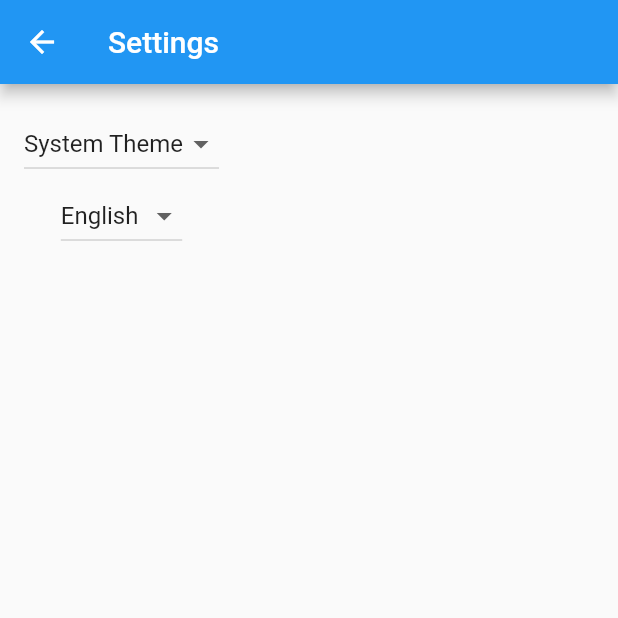
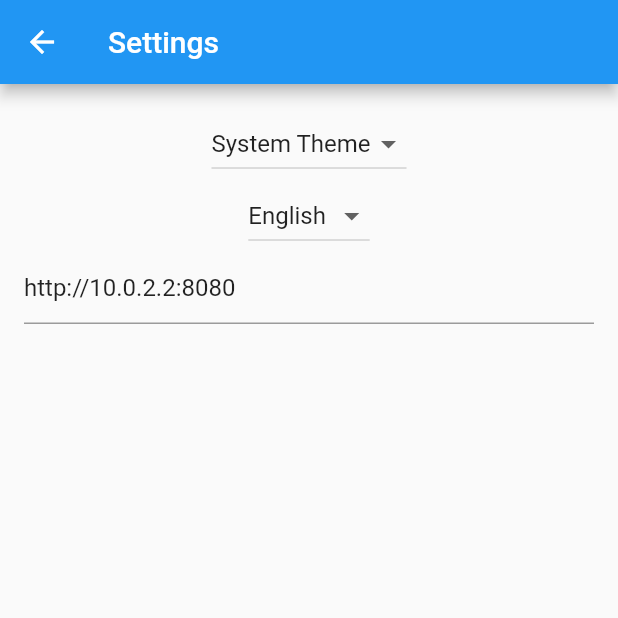
Before and after one commit to nck974/diogenes-app, a Flutter app: the screen it shows after launch, after a tap on the "settings" icon, on a phone screen of 412 x 824 dp, the top half of it. Run offline on Flutter 3.47's test engine with Material 2 defaults, Android fonts, the phone set to English and light mode, and no system bars; our stand-ins replace logger, pull_to_refresh, shared_preferences; generated files the repository leaves out were written again; network calls fail.

Commit message:
[FEATURE] #2 Make the backend server url configurable

```diff
--- a/lib/l10n/app_en.arb
+++ b/lib/l10n/app_en.arb
@@ -43,6 +43,10 @@
   "settingsTitleThemeOptionDark": "Dark Theme",
 
   "settingsLanguageOptionEnglish": "English",
-  "settingsLanguageOptionSpanish": "Spanish"
+  "settingsLanguageOptionSpanish": "Spanish",
+
+  "settingsBackendUrl": "Server URL",
+  "settingsValidationNoUrl": "Enter a URL",
+  "settingsValidationInvalidPath": "Enter a valid URL"
 
 }
--- a/lib/l10n/app_es.arb
+++ b/lib/l10n/app_es.arb
@@ -43,6 +43,10 @@
   "settingsTitleThemeOptionDark": "Modo oscuro",
 
   "settingsLanguageOptionEnglish": "Inglés",
-  "settingsLanguageOptionSpanish": "Español"
+  "settingsLanguageOptionSpanish": "Español",
+
+  "settingsBackendUrl": "URL del servidor",
+  "settingsValidationNoUrl": "Introduce una URL",
+  "settingsValidationInvalidPath": "Introduce una URL válida"
 
 }
--- a/lib/src/app.dart
+++ b/lib/src/app.dart
@@ -59,7 +59,9 @@
       builder: (BuildContext context, Widget? child) {
         return MultiProvider(
           providers: [
-            ChangeNotifierProvider(create: (_) => InventoryProvider()),
+            ChangeNotifierProvider(
+                create: (_) => InventoryProvider(
+                    backendUrl: settingsController.backendUrl)),
           ],
           child: MaterialApp(
             // Providers
--- a/lib/src/core/settings/settings_screen.dart
+++ b/lib/src/core/settings/settings_screen.dart
@@ -1,14 +1,16 @@
 import 'package:flutter/material.dart';
 
 import 'package:flutter_gen/gen_l10n/app_localizations.dart';
+import 'package:provider/provider.dart';
 
 import 'package:diogenes/src/providers/settings_provider.dart';
+import 'package:diogenes/src/providers/inventory_provider.dart';
 
 /// Displays the various settings that can be customized by the user.
 ///
 /// When a user changes a setting, the SettingsController is updated and
 /// Widgets that listen to the SettingsController are rebuilt.
-class SettingsView extends StatelessWidget {
+class SettingsView extends StatefulWidget {
   const SettingsView({super.key, required this.controller});
 
   static const routeName = '/settings';
@@ -16,26 +18,20 @@
   final SettingsController controller;
 
   @override
-  Widget build(BuildContext context) {
-    AppLocalizations translations = AppLocalizations.of(context)!;
-    return Scaffold(
-      appBar: AppBar(
-        title: Text(translations.settingsTitle),
-      ),
-      body: Padding(
-        padding: const EdgeInsets.all(16),
-        // Glue the SettingsController to the theme selection DropdownButton.
-        //
-        // When a user selects a theme from the dropdown list, the
-        // SettingsController is updated, which rebuilds the MaterialApp.
-        child: Column(
-          children: [
-            _displayThemeSettings(translations),
-            _displayLocaleSettings(translations),
-          ],
-        ),
-      ),
-    );
+  State<SettingsView> createState() => _SettingsViewState();
+}
+
+class _SettingsViewState extends State<SettingsView> {
+  final _formKey = GlobalKey<FormState>();
+
+  bool _displaySaveButton = false;
+  String? _currentBackendUrl;
+  final TextEditingController _backendUrlController = TextEditingController();
+
+  @override
+  void initState() {
+    super.initState();
+    _backendUrlController.text = widget.controller.backendUrl;
   }
 
   /// Select box that selects the language
@@ -43,9 +39,9 @@
       AppLocalizations translations) {
     return DropdownButton<ThemeMode>(
       // Read the selected themeMode from the controller
-      value: controller.themeMode,
+      value: widget.controller.themeMode,
       // Call the updateThemeMode method any time the user selects a theme.
-      onChanged: controller.updateThemeMode,
+      onChanged: widget.controller.updateThemeMode,
       items: [
         DropdownMenuItem(
           value: ThemeMode.system,
@@ -67,9 +63,9 @@
   DropdownButton<Locale> _displayLocaleSettings(AppLocalizations translations) {
     return DropdownButton<Locale>(
       // Read the selected themeMode from the controller
-      value: controller.locale,
+      value: widget.controller.locale,
       // Call the updateThemeMode method any time the user selects a theme.
-      onChanged: controller.updateLocale,
+      onChanged: widget.controller.updateLocale,
       items: [
         DropdownMenuItem(
           value: const Locale.fromSubtags(languageCode: 'en'),
@@ -82,4 +78,91 @@
       ],
     );
   }
+
+  /// If the backend URL is different than the settings value already stored
+  /// a button to save the new setting will be displayed
+  void _onBackendUrlChange(String value) {
+    if (value.isEmpty || value == _currentBackendUrl) {
+      if (_displaySaveButton != false) {
+        setState(() {
+          _displaySaveButton = false;
+        });
+      }
+    } else {
+      if (_displaySaveButton != true) {
+        setState(() {
+          _displaySaveButton = true;
+        });
+      }
+    }
+  }
+
+  /// Show the text to configure the backend server. If it is changed a button
+  /// to save will be displayed
+  Widget _displayServerUrl(AppLocalizations translations) {
+    return TextFormField(
+      controller: _backendUrlController,
+      decoration: InputDecoration(
+        hintText: translations.settingsBackendUrl,
+      ),
+      onChanged: _onBackendUrlChange,
+      validator: (value) {
+        if (value == null) {
+          return translations.settingsValidationNoUrl;
+        }
+        return Uri.tryParse(value)!.isAbsolute
+            ? null
+            : translations.settingsValidationInvalidPath;
+      },
+    );
+  }
+
+  /// Save the changed settings
+  void _onSaveSettings() {
+    if (_formKey.currentState != null && _formKey.currentState!.validate()) {
+      // Backend url
+      final newBackendUrl = _backendUrlController.text;
+      widget.controller.updateBackendUrl(newBackendUrl);
+      setState(() {
+        _currentBackendUrl = newBackendUrl;
+        _displaySaveButton = false;
+        // Update provider for current run
+        Provider.of<InventoryProvider>(context, listen: false).backendUrl =
+            newBackendUrl;
+      });
+    }
+  }
+
+  @override
+  Widget build(BuildContext context) {
+    AppLocalizations translations = AppLocalizations.of(context)!;
+    return Scaffold(
+      appBar: AppBar(
+        title: Text(translations.settingsTitle),
+      ),
+      body: Padding(
+        padding: const EdgeInsets.all(16),
+        // Glue the SettingsController to the theme selection DropdownButton.
+        //
+        // When a user selects a theme from the dropdown list, the
+        // SettingsController is updated, which rebuilds the MaterialApp.
+        child: Column(
+          children: [
+            _displayThemeSettings(translations),
+            _displayLocaleSettings(translations),
+            Form(
+              key: _formKey,
+              child: _displayServerUrl(translations),
+            )
+          ],
+        ),
+      ),
+      floatingActionButton: _displaySaveButton
+          ? FloatingActionButton(
+              onPressed: _onSaveSettings,
+              child: const Icon(Icons.save),
+            )
+          : null,
+    );
+  }
 }
--- a/lib/src/providers/inventory_provider.dart
+++ b/lib/src/providers/inventory_provider.dart
@@ -5,6 +5,7 @@
 import 'package:diogenes/src/services/inventory_service.dart';
 
 class InventoryProvider extends ChangeNotifier {
+  String _backendUrl;
   final List<Item> _items = [];
   final int _pageSize = 20;
   int _pageNumber = 0;
@@ -12,9 +13,16 @@
   bool _isLoading = false;
   String? _errorMessage;
 
+  InventoryProvider({required backendUrl}) : _backendUrl = backendUrl;
+
   List<Item> get items => List.unmodifiable(_items);
   bool get isLoading => _isLoading;
   String? get errorMessage => _errorMessage;
+
+  /// Update
+  set backendUrl(String backendUrl) {
+    _backendUrl = backendUrl;
+  }
 
   /// Notify listeners that the request is loading
   void _startLoading() {
@@ -52,7 +60,7 @@
     // Fetch
     _startLoading();
     try {
-      final response = await ItemService()
+      final response = await ItemService(backendUrl: _backendUrl)
           .fetchAllItems(offset: _pageNumber, pageSize: _pageSize);
       _lastPage = response.lastPage;
       final items = response.items.map((e) => Item.fromJson(e)).toList();
@@ -74,7 +82,7 @@
   /// pagination
   Future<void> deleteItem(Item item) async {
     _startLoading();
-    await ItemService().deleteItem(item.id);
+    await ItemService(backendUrl: _backendUrl).deleteItem(item.id);
     await fetchAllItems(true);
     notifyListeners();
   }
@@ -83,7 +91,7 @@
   /// pagination
   Future<void> addItem(Item item) async {
     _startLoading();
-    await ItemService().addItem(item);
+    await ItemService(backendUrl: _backendUrl).addItem(item);
     await fetchAllItems(true);
     notifyListeners();
   }
@@ -92,7 +100,7 @@
   /// pagination
   Future<void> editItem(Item item) async {
     _startLoading();
-    await ItemService().editItem(item);
+    await ItemService(backendUrl: _backendUrl).editItem(item);
     await fetchAllItems(true);
     notifyListeners();
   }
--- a/lib/src/providers/settings_provider.dart
+++ b/lib/src/providers/settings_provider.dart
@@ -17,10 +17,12 @@
   // also persisting the changes with the SettingsService.
   late ThemeMode _themeMode;
   late Locale _locale;
+  late String _backendUrl;
 
-  // Allow Widgets to read the user's preferred ThemeMode.
+  // Allow Widgets to read the settings.
   ThemeMode get themeMode => _themeMode;
   Locale get locale => _locale;
+  String get backendUrl => _backendUrl;
 
   /// Load the user's settings from the SettingsService. It may load from a
   /// local database or the internet. The controller only knows it can load the
@@ -28,6 +30,7 @@
   Future<void> loadSettings() async {
     _themeMode = await _settingsService.themeMode();
     _locale = await _settingsService.locale();
+    _backendUrl = await _settingsService.backendUrl();
 
     // Important! Inform listeners a change has occurred.
     notifyListeners();
@@ -68,4 +71,22 @@
     // SettingService.
     await _settingsService.updateLocale(newLocale);
   }
+
+  /// Update and persist the backendUrl provided by the user.
+  Future<void> updateBackendUrl(String? backendUrl) async {
+    if (backendUrl == null) return;
+
+    // Do not perform any work if new and old backendUrl are identical
+    if (_backendUrl == backendUrl) return;
+
+    // Otherwise, store the new ThemeMode in memory
+    _backendUrl = backendUrl;
+
+    // Important! Inform listeners a change has occurred.
+    notifyListeners();
+
+    // Persist the changes to a local database or the internet using the
+    // SettingService.
+    await _settingsService.updateBackendUrl(backendUrl);
+  }
 }
--- a/lib/src/services/inventory_service.dart
+++ b/lib/src/services/inventory_service.dart
@@ -1,7 +1,9 @@
 import 'dart:async';
 import 'dart:convert';
+import 'dart:io';
 
 import 'package:http/http.dart' as http;
+import 'package:http/io_client.dart' as http;
 import 'package:logger/logger.dart';
 
 import 'package:diogenes/src/exceptions/custom_timeout_exception.dart';
@@ -9,8 +11,19 @@
 import 'package:diogenes/src/models/request.dart';
 
 class ItemService {
-  static const String baseUrl = 'http://10.0.2.2:8080/api/v1/item/';
+  static const itemPath = '/api/v1/item/';
+  late String baseUrl;
+  final String backendUrl;
   var logger = Logger();
+
+  ItemService({required this.backendUrl}) : baseUrl = "$backendUrl$itemPath";
+
+  /// Return the client with a set timeout
+  http.IOClient _client() {
+    final ioClient = HttpClient();
+    ioClient.connectionTimeout = const Duration(seconds: 30);
+    return http.IOClient(ioClient);
+  }
 
   /// Fetch all items of the inventory
   Future<PaginatedResponseData<Item>> fetchAllItems({
@@ -23,9 +36,8 @@
 
     http.Response response;
     try {
-      response =
-          await http.get(Uri.parse(url)).timeout(const Duration(seconds: 30));
-    } on TimeoutException {
+      response = await _client().get(Uri.parse(url));
+    } on SocketException {
       logger.e("Timeout reaching the server");
       throw const CustomTimeoutException("Timeout trying to reach the server.");
     }
@@ -56,7 +68,7 @@
   Future<void> deleteItem(int id) async {
     final url = "$baseUrl$id";
     logger.d("Deleting item on $url");
-    final response = await http.delete(Uri.parse(url));
+    final response = await _client().delete(Uri.parse(url));
 
     if (response.statusCode != 204) {
       throw Exception(
@@ -67,16 +79,16 @@
   /// Add an item
   Future<void> addItem(Item item) async {
     final headers = {'Content-Type': 'application/json'};
-    const url = baseUrl;
+    final url = baseUrl;
     logger.d("Adding item on $url");
     http.Response response;
     try {
-      response = await http.post(
+      response = await _client().post(
         Uri.parse(url),
         headers: headers,
         body: json.encode(item.toJson()),
       );
-    } on TimeoutException {
+    } on SocketException {
       logger.e("Timeout reaching the server");
       throw const CustomTimeoutException("Timeout trying to reach the server.");
     }
@@ -94,12 +106,12 @@
     logger.d("Editing item on $url");
     http.Response response;
     try {
-      response = await http.put(
+      response = await _client().put(
         Uri.parse(url),
         headers: headers,
         body: json.encode(item.toJson()),
       );
-    } on TimeoutException {
+    } on SocketException {
       logger.e("Timeout reaching the server");
       throw const CustomTimeoutException("Timeout trying to reach the server.");
     }
--- a/lib/src/services/settings_service.dart
+++ b/lib/src/services/settings_service.dart
@@ -10,8 +10,12 @@
 /// persist the user settings locally, use the shared_preferences package. If
 /// you'd like to store settings on a web server, use the http package.
 class SettingsService {
+  static const _defaultBackendURL = 'http://10.0.2.2:8080';
+
   static const _themeModeProperty = 'settings.theme.themeMode';
+  static const _backendUrlProperty = 'settings.backendServer.url';
   static const _localeProperty = 'settings.locale.language';
+
   final _logger = Logger();
 
   /// Loads the User's preferred ThemeMode from local or remote storage.
@@ -80,4 +84,23 @@
   Future<void> updateLocale(Locale locale) async {
     _updateSharedProperty(_localeProperty, locale);
   }
+
+  /// Loads the  backendUrl.
+  Future<String> backendUrl() async {
+    final SharedPreferences preferences = await SharedPreferences.getInstance();
+    final String? url = preferences.getString(_backendUrlProperty);
+    if (url != null) {
+      _logger.d("URL found in settings $url");
+      return url;
+    }
+    _logger
+        .d("URL not found in settings. Using default url: $_defaultBackendURL");
+
+    return _defaultBackendURL;
+  }
+
+  /// Persists the user's backendUrl to local or remote storage.
+  Future<void> updateBackendUrl(String backendUrl) async {
+    _updateSharedProperty(_backendUrlProperty, backendUrl);
+  }
 }
```
